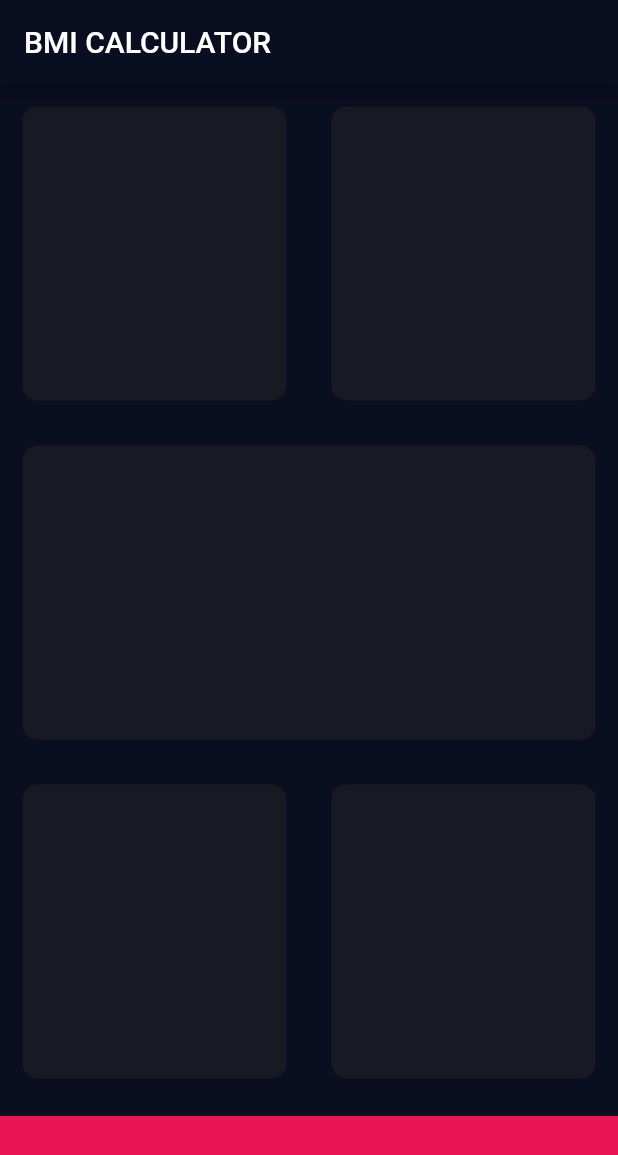
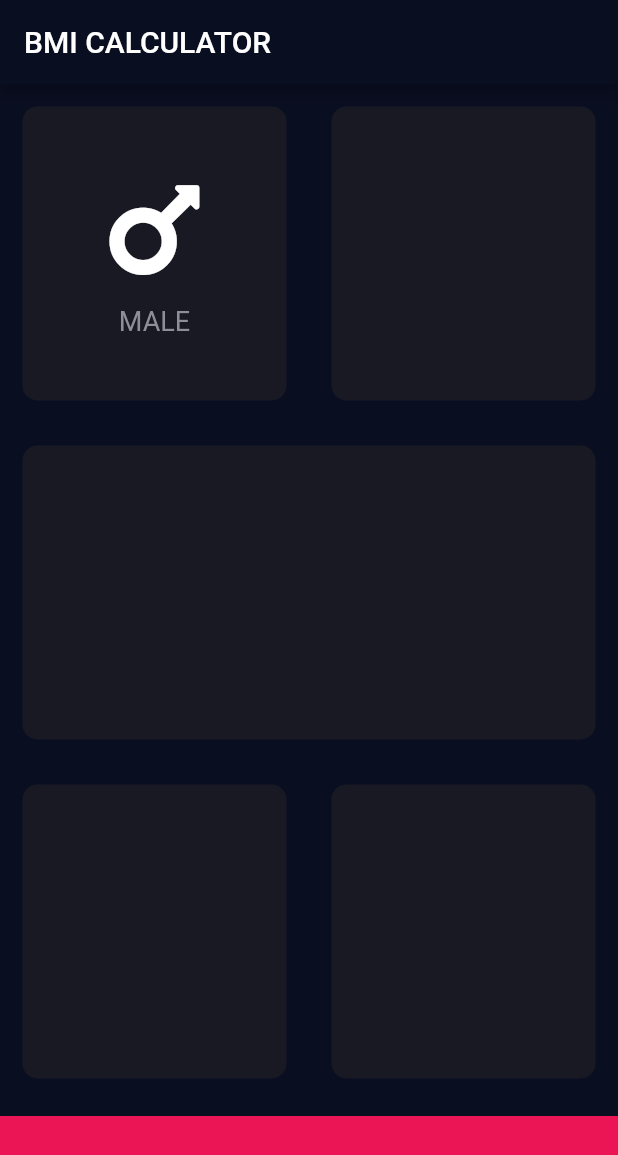
Before and after one commit to larissavarjao/bmi-calculator, a Flutter app: the screen it shows after launch, on a phone screen of 412 x 824 dp. Shown: the top 1155 px of the screen. Run offline on Flutter 3.47's test engine with Material 2 defaults, Android fonts, the phone set to English and light mode, and no system bars; our stand-ins replace font_awesome_flutter.

Commit message:
feat: add male card structure

```diff
--- a/lib/input_page.dart
+++ b/lib/input_page.dart
@@ -1,4 +1,5 @@
 import 'package:flutter/material.dart';
+import 'package:font_awesome_flutter/font_awesome_flutter.dart';
 
 // const são usadas para variaveis imutaveis que são calculadas uma vez só na compilação (não é calculada em runtime).
 // Ou seja, se vc criar um container e o container for jogado fora e criado um novo, o const não serve, tem que ser final, pois ele é calculado em runtime
@@ -25,7 +26,27 @@ class _InputPageState extends State<InputPage> {
             child: Row(
               children: <Widget>[
                 Expanded(
-                  child: CardWidget(color: bodyBackgroundColor),
+                  child: CardWidget(
+                      color: bodyBackgroundColor,
+                      cardChild: Column(
+                        mainAxisAlignment: MainAxisAlignment.center,
+                        children: <Widget>[
+                          Icon(
+                            FontAwesomeIcons.mars,
+                            size: 80.0,
+                          ),
+                          SizedBox(
+                            height: 10.0,
+                          ),
+                          Text(
+                            'MALE',
+                            style: TextStyle(
+                              fontSize: 18.0,
+                              color: Color(0xFF8D8E98),
+                            ),
+                          ),
+                        ],
+                      )),
                 ),
                 Expanded(
                   child: CardWidget(color: bodyBackgroundColor),
--- a/pubspec.yaml
+++ b/pubspec.yaml
@@ -11,6 +11,7 @@ dependencies:
     sdk: flutter
 
   cupertino_icons: ^0.1.2
+  font_awesome_flutter: ^8.8.1
 
 dev_dependencies:
   flutter_test:
```
